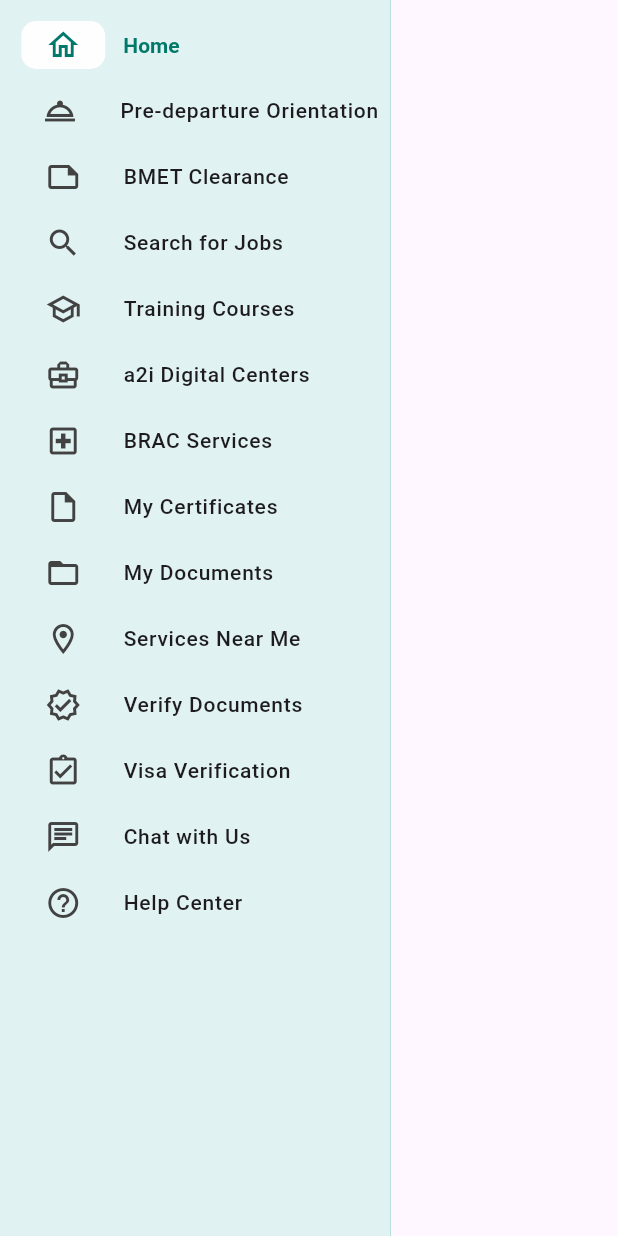
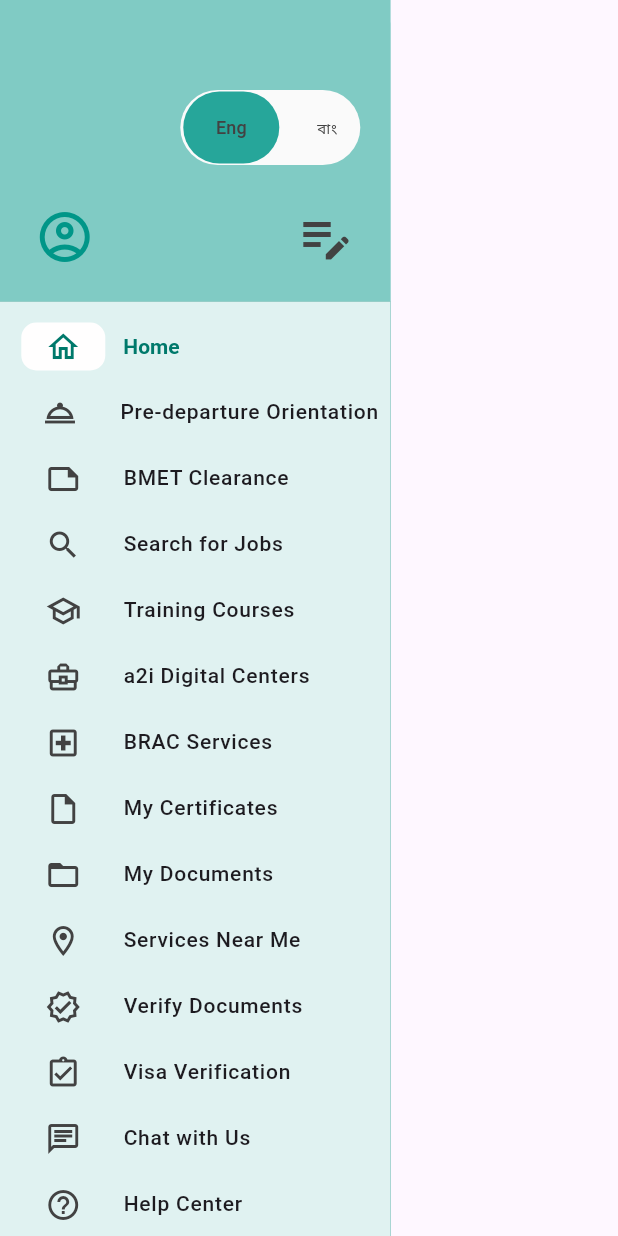
Before and after one commit to ATCTechLtd17/Probashi-DhakaBoss, a Flutter app: the NavDrawer widget shown alone on an empty page, opened directly, on a phone screen of 412 x 824 dp. Run offline on Flutter 3.47's test engine with Material 3 defaults, Android fonts, the phone set to English and light mode, and no system bars; our stand-ins replace go_router.

Commit message:
drawer design complete

```diff
--- a/lib/components/nav.dart
+++ b/lib/components/nav.dart
@@ -33,8 +33,6 @@ const List<Routes> routes = <Routes>[
   Routes('Help Center', Icon(Icons.help_outline), '/help'),
 ];
 
-
-
 class NavDrawer extends StatelessWidget {
   final Function(String route)? onDestinationSelectedPage;
 
@@ -46,6 +44,99 @@ class NavDrawer extends StatelessWidget {
 
     return Row(
       children: [
+        Container(
+          decoration: BoxDecoration(
+            color: Colors.teal[200],
+          ),
+          child: Column(children: [
+            Container(
+              width: 260,
+              padding: EdgeInsets.fromLTRB(15, 50, 15, 15),
+              decoration: BoxDecoration(
+                  color: Colors.teal[200],
+                  borderRadius: BorderRadius.only(
+                    topRight: Radius.circular(16),
+                  )),
+              child: Column(
+                children: [
+                  Row(
+                    mainAxisAlignment: MainAxisAlignment.end,
+                    children: [
+                      Container(
+                        width: 120,
+                        padding: EdgeInsets.fromLTRB(2, 1, 2, 1),
+                        margin: EdgeInsets.only(top: 10, right: 5),
+                        decoration: BoxDecoration(
+                          color: Colors.grey[50],
+                          borderRadius: BorderRadius.circular(50),
+                        ),
+                        child: Row(
+                          mainAxisAlignment: MainAxisAlignment.spaceAround,
+                          children: [
+                            Container(
+                              // padding: EdgeInsets.fromLTRB(1, 0, 1, 0),
+                              decoration: BoxDecoration(
+                                borderRadius: BorderRadius.circular(25),
+                                color: Colors.teal[400],
+                              ),
+                              child: TextButton(
+                                  onPressed: () {},
+                                  child: Text(
+                                    'Eng',
+                                    style: TextStyle(
+                                      fontSize: 12,
+                                      color: Colors.grey[800],
+                                    ),
+                                  )),
+                            ),
+                            Container(
+                              decoration: BoxDecoration(
+                                borderRadius: BorderRadius.circular(15),
+                              ),
+                              child: TextButton(
+                                  onPressed: () {},
+                                  child: Text(
+                                    'বাং',
+                                    style: TextStyle(
+                                        fontSize: 10, color: Colors.grey[800]),
+                                  )),
+                            ),
+                          ],
+                        ),
+                      ),
+                    ],
+                  ),
+                  Row(
+                    mainAxisAlignment: MainAxisAlignment.spaceBetween,
+                    children: [
+                      //profile icon
+                      Container(
+                          padding: EdgeInsets.only(top: 20),
+                          child: IconButton(
+                            icon: Icon(
+                              Icons.account_circle_outlined,
+                              size: 40,
+                              color: Colors.teal[500],
+                            ),
+                            onPressed: () {
+                              context.push('/profile');
+                            },
+                          )),
+                      //edit icon
+                      Container(
+                          padding: EdgeInsets.only(top: 20),
+                          child: IconButton(
+                            icon: Icon(Icons.edit_note_outlined,
+                                size: 40, color: Colors.grey[800]),
+                            onPressed: () {
+                              context.push('/profile/edit');
+                            },
+                          )),
+                    ],
+                  )
+                ],
+              ),
+            ),
             Container(
               decoration: BoxDecoration(
                 color: Colors.teal[400],
@@ -99,6 +190,8 @@ class NavDrawer extends StatelessWidget {
                 ),
               ),
             ),
+          ]),
+        ),
       ],
     );
   }
```
Also changed, not shown: lib/pages/signin.dart (+78 -0 lines). Lines whose indentation alone changed are shown as unchanged.
